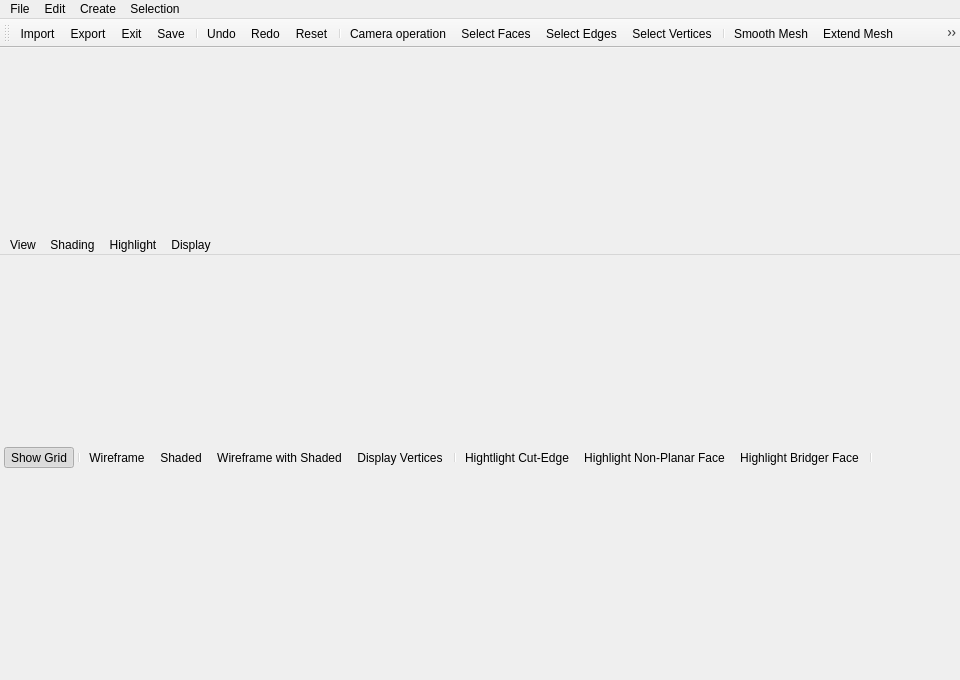
Above: forms/mainwindow.ui from TopModLab/Unfolding before the change. Below: the same form after it.
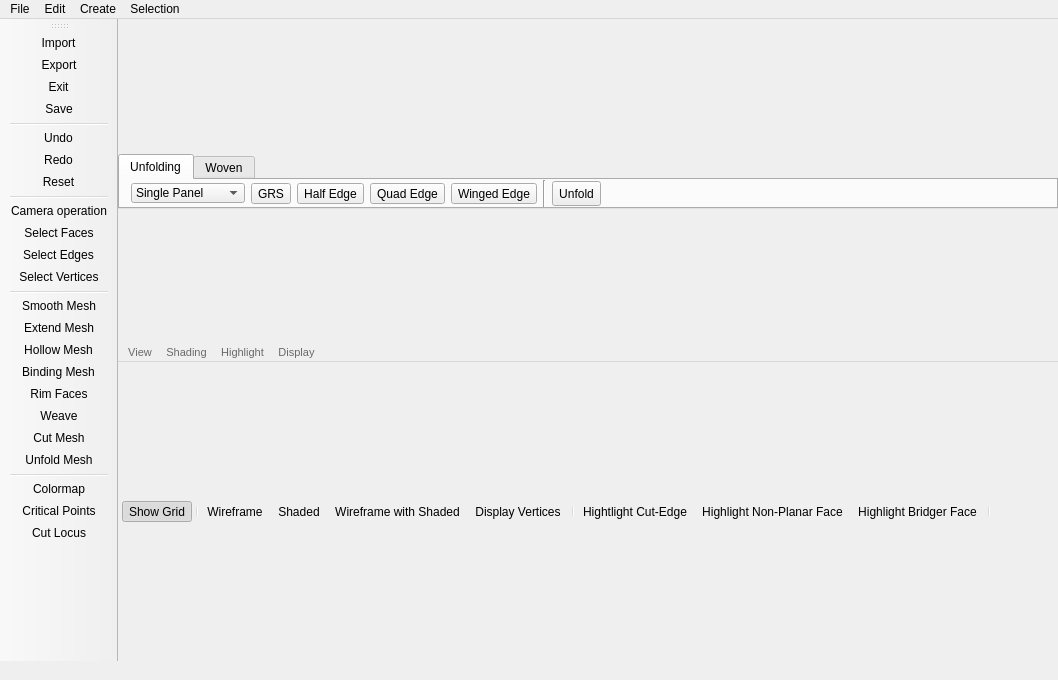
That is the form after the change. Icons and pictures are not drawn.

Commit message: added mesh operation bar

```diff
--- a/forms/mainwindow.ui
+++ b/forms/mainwindow.ui
@@ -6,7 +6,7 @@
    <rect>
     <x>0</x>
     <y>0</y>
-    <width>960</width>
+    <width>971</width>
     <height>680</height>
    </rect>
   </property>
@@ -33,6 +33,318 @@
     <property name="bottomMargin">
      <number>0</number>
     </property>
+    <item>
+     <widget class="QTabWidget" name="tabWidget">
+      <property name="sizePolicy">
+       <sizepolicy hsizetype="Expanding" vsizetype="Fixed">
+        <horstretch>0</horstretch>
+        <verstretch>0</verstretch>
+       </sizepolicy>
+      </property>
+      <property name="minimumSize">
+       <size>
+        <width>940</width>
+        <height>50</height>
+       </size>
+      </property>
+      <property name="tabPosition">
+       <enum>QTabWidget::North</enum>
+      </property>
+      <property name="tabShape">
+       <enum>QTabWidget::Rounded</enum>
+      </property>
+      <property name="currentIndex">
+       <number>0</number>
+      </property>
+      <property name="iconSize">
+       <size>
+        <width>24</width>
+        <height>24</height>
+       </size>
+      </property>
+      <widget class="QWidget" name="unfoldingTab">
+       <attribute name="title">
+        <string>Unfolding</string>
+       </attribute>
+       <layout class="QHBoxLayout" name="horizontalLayout_2">
+        <property name="spacing">
+         <number>6</number>
+        </property>
+        <property name="topMargin">
+         <number>0</number>
+        </property>
+        <property name="bottomMargin">
+         <number>0</number>
+        </property>
+        <item>
+         <layout class="QHBoxLayout" name="horizontalLayout">
+          <property name="spacing">
+           <number>6</number>
+          </property>
+          <item>
+           <widget class="QComboBox" name="comboBox">
+            <property name="sizePolicy">
+             <sizepolicy hsizetype="Preferred" vsizetype="Preferred">
+              <horstretch>0</horstretch>
+              <verstretch>0</verstretch>
+             </sizepolicy>
+            </property>
+            <property name="minimumSize">
+             <size>
+              <width>100</width>
+              <height>0</height>
+             </size>
+            </property>
+            <property name="maximumSize">
+             <size>
+              <width>150</width>
+              <height>20</height>
+             </size>
+            </property>
+            <property name="currentText">
+             <string>Single Panel</string>
+            </property>
+            <property name="frame">
+             <bool>true</bool>
+            </property>
+            <item>
+             <property name="text">
+              <string>Single Panel</string>
+             </property>
+            </item>
+            <item>
+             <property name="text">
+              <string>Multi-Panel</string>
+             </property>
+            </item>
+            <item>
+             <property name="text">
+              <string>Reduced Panel</string>
+             </property>
+            </item>
+           </widget>
+          </item>
+          <item>
+           <widget class="QToolButton" name="toolButton_2">
+            <property name="text">
+             <string>GRS</string>
+            </property>
+           </widget>
+          </item>
+          <item>
+           <widget class="QToolButton" name="toolButton">
+            <property name="text">
+             <string>Half Edge</string>
+            </property>
+            <property name="iconSize">
+             <size>
+              <width>24</width>
+              <height>24</height>
+             </size>
+            </property>
+           </widget>
+          </item>
+          <item>
+           <widget class="QToolButton" name="quadEdgeBtn">
+            <property name="sizePolicy">
+             <sizepolicy hsizetype="Fixed" vsizetype="Fixed">
+              <horstretch>0</horstretch>
+              <verstretch>0</verstretch>
+             </sizepolicy>
+            </property>
+            <property name="palette">
+             <palette>
+              <active>
+               <colorrole role="Button">
+                <brush brushstyle="SolidPattern">
+                 <color alpha="0">
+                  <red>240</red>
+                  <green>240</green>
+                  <blue>240</blue>
+                 </color>
+                </brush>
+               </colorrole>
+               <colorrole role="Base">
+                <brush brushstyle="SolidPattern">
+                 <color alpha="0">
+                  <red>255</red>
+                  <green>255</green>
+                  <blue>255</blue>
+                 </color>
+                </brush>
+               </colorrole>
+              </active>
+              <inactive>
+               <colorrole role="Button">
+                <brush brushstyle="SolidPattern">
+                 <color alpha="0">
+                  <red>240</red>
+                  <green>240</green>
+                  <blue>240</blue>
+                 </color>
+                </brush>
+               </colorrole>
+               <colorrole role="Base">
+                <brush brushstyle="SolidPattern">
+                 <color alpha="0">
+                  <red>255</red>
+                  <green>255</green>
+                  <blue>255</blue>
+                 </color>
+                </brush>
+               </colorrole>
+              </inactive>
+              <disabled>
+               <colorrole role="Button">
+                <brush brushstyle="SolidPattern">
+                 <color alpha="0">
+                  <red>240</red>
+                  <green>240</green>
+                  <blue>240</blue>
+                 </color>
+                </brush>
+               </colorrole>
+               <colorrole role="Base">
+                <brush brushstyle="SolidPattern">
+                 <color alpha="255">
+                  <red>240</red>
+                  <green>240</green>
+                  <blue>240</blue>
+                 </color>
+                </brush>
+               </colorrole>
+              </disabled>
+             </palette>
+            </property>
+            <property name="contextMenuPolicy">
+             <enum>Qt::DefaultContextMenu</enum>
+            </property>
+            <property name="text">
+             <string>Quad Edge</string>
+            </property>
+            <property name="icon">
+             <iconset resource="../resources.qrc">
+              <normaloff>:/icons/HollowSphere.png</normaloff>:/icons/HollowSphere.png</iconset>
+            </property>
+            <property name="iconSize">
+             <size>
+              <width>24</width>
+              <height>24</height>
+             </size>
+            </property>
+            <property name="toolButtonStyle">
+             <enum>Qt::ToolButtonTextBesideIcon</enum>
+            </property>
+           </widget>
+          </item>
+          <item>
+           <widget class="QToolButton" name="toolButton_3">
+            <property name="text">
+             <string>Winged Edge</string>
+            </property>
+           </widget>
+          </item>
+          <item>
+           <widget class="Line" name="line">
+            <property name="sizePolicy">
+             <sizepolicy hsizetype="Fixed" vsizetype="Minimum">
+              <horstretch>0</horstretch>
+              <verstretch>0</verstretch>
+             </sizepolicy>
+            </property>
+            <property name="orientation">
+             <enum>Qt::Vertical</enum>
+            </property>
+           </widget>
+          </item>
+          <item>
+           <widget class="QToolButton" name="unfoldBtn">
+            <property name="minimumSize">
+             <size>
+              <width>0</width>
+              <height>25</height>
+             </size>
+            </property>
+            <property name="maximumSize">
+             <size>
+              <width>16777215</width>
+              <height>16777215</height>
+             </size>
+            </property>
+            <property name="text">
+             <string>Unfold</string>
+            </property>
+            <property name="icon">
+             <iconset resource="../resources.qrc">
+              <normaloff>:/icons/unfolding.png</normaloff>:/icons/unfolding.png</iconset>
+            </property>
+            <property name="iconSize">
+             <size>
+              <width>25</width>
+              <height>25</height>
+             </size>
+            </property>
+            <property name="toolButtonStyle">
+             <enum>Qt::ToolButtonTextBesideIcon</enum>
+            </property>
+           </widget>
+          </item>
+         </layout>
+        </item>
+        <item>
+         <spacer name="horizontalSpacer">
+          <property name="orientation">
+           <enum>Qt::Horizontal</enum>
+          </property>
+          <property name="sizeHint" stdset="0">
+           <size>
+            <width>40</width>
+            <height>20</height>
+           </size>
+          </property>
+         </spacer>
+        </item>
+       </layout>
+      </widget>
+      <widget class="QWidget" name="wovenTab">
+       <attribute name="title">
+        <string>Woven</string>
+       </attribute>
+       <layout class="QHBoxLayout" name="horizontalLayout_4">
+        <property name="topMargin">
+         <number>0</number>
+        </property>
+        <property name="bottomMargin">
+         <number>0</number>
+        </property>
+        <item>
+         <layout class="QHBoxLayout" name="horizontalLayout_3">
+          <item>
+           <widget class="QToolButton" name="toolButton_4">
+            <property name="text">
+             <string>Plain Weaving</string>
+            </property>
+           </widget>
+          </item>
+         </layout>
+        </item>
+        <item>
+         <spacer name="horizontalSpacer_2">
+          <property name="orientation">
+           <enum>Qt::Horizontal</enum>
+          </property>
+          <property name="sizeHint" stdset="0">
+           <size>
+            <width>40</width>
+            <height>20</height>
+           </size>
+          </property>
+         </spacer>
+        </item>
+       </layout>
+      </widget>
+     </widget>
+    </item>
     <item>
      <widget class="QMenuBar" name="displayMenuBar">
       <property name="sizePolicy">
@@ -41,6 +353,102 @@
         <verstretch>0</verstretch>
        </sizepolicy>
       </property>
+      <property name="palette">
+       <palette>
+        <active>
+         <colorrole role="WindowText">
+          <brush brushstyle="SolidPattern">
+           <color alpha="255">
+            <red>105</red>
+            <green>105</green>
+            <blue>105</blue>
+           </color>
+          </brush>
+         </colorrole>
+         <colorrole role="Text">
+          <brush brushstyle="SolidPattern">
+           <color alpha="255">
+            <red>105</red>
+            <green>105</green>
+            <blue>105</blue>
+           </color>
+          </brush>
+         </colorrole>
+         <colorrole role="ButtonText">
+          <brush brushstyle="SolidPattern">
+           <color alpha="255">
+            <red>105</red>
+            <green>105</green>
+            <blue>105</blue>
+           </color>
+          </brush>
+         </colorrole>
+        </active>
+        <inactive>
+         <colorrole role="WindowText">
+          <brush brushstyle="SolidPattern">
+           <color alpha="255">
+            <red>105</red>
+            <green>105</green>
+            <blue>105</blue>
+           </color>
+          </brush>
+         </colorrole>
+         <colorrole role="Text">
+          <brush brushstyle="SolidPattern">
+           <color alpha="255">
+            <red>105</red>
+            <green>105</green>
+            <blue>105</blue>
+           </color>
+          </brush>
+         </colorrole>
+         <colorrole role="ButtonText">
+          <brush brushstyle="SolidPattern">
+           <color alpha="255">
+            <red>105</red>
+            <green>105</green>
+            <blue>105</blue>
+           </color>
+          </brush>
+         </colorrole>
+        </inactive>
+        <disabled>
+         <colorrole role="WindowText">
+          <brush brushstyle="SolidPattern">
+           <color alpha="255">
+            <red>120</red>
+            <green>120</green>
+            <blue>120</blue>
+           </color>
+          </brush>
+         </colorrole>
+         <colorrole role="Text">
+          <brush brushstyle="SolidPattern">
+           <color alpha="255">
+            <red>120</red>
+            <green>120</green>
+            <blue>120</blue>
+           </color>
+          </brush>
+         </colorrole>
+         <colorrole role="ButtonText">
+          <brush brushstyle="SolidPattern">
+           <color alpha="255">
+            <red>120</red>
+            <green>120</green>
+            <blue>120</blue>
+           </color>
+          </brush>
+         </colorrole>
+        </disabled>
+       </palette>
+      </property>
+      <property name="font">
+       <font>
+        <pointsize>8</pointsize>
+       </font>
+      </property>
       <widget class="QMenu" name="menuView">
        <property name="tearOffEnabled">
         <bool>false</bool>
@@ -132,7 +540,7 @@
     <rect>
      <x>0</x>
      <y>0</y>
-     <width>960</width>
+     <width>971</width>
      <height>21</height>
     </rect>
    </property>
@@ -186,14 +594,20 @@
    <addaction name="menuSelection"/>
   </widget>
   <widget class="QToolBar" name="mainToolBar">
+   <property name="iconSize">
+    <size>
+     <width>20</width>
+     <height>20</height>
+    </size>
+   </property>
    <property name="floatable">
     <bool>false</bool>
    </property>
    <attribute name="toolBarArea">
-    <enum>TopToolBarArea</enum>
+    <enum>LeftToolBarArea</enum>
    </attribute>
    <attribute name="toolBarBreak">
-    <bool>false</bool>
+    <bool>true</bool>
    </attribute>
    <addaction name="actionImport"/>
    <addaction name="actionExport"/>
```
